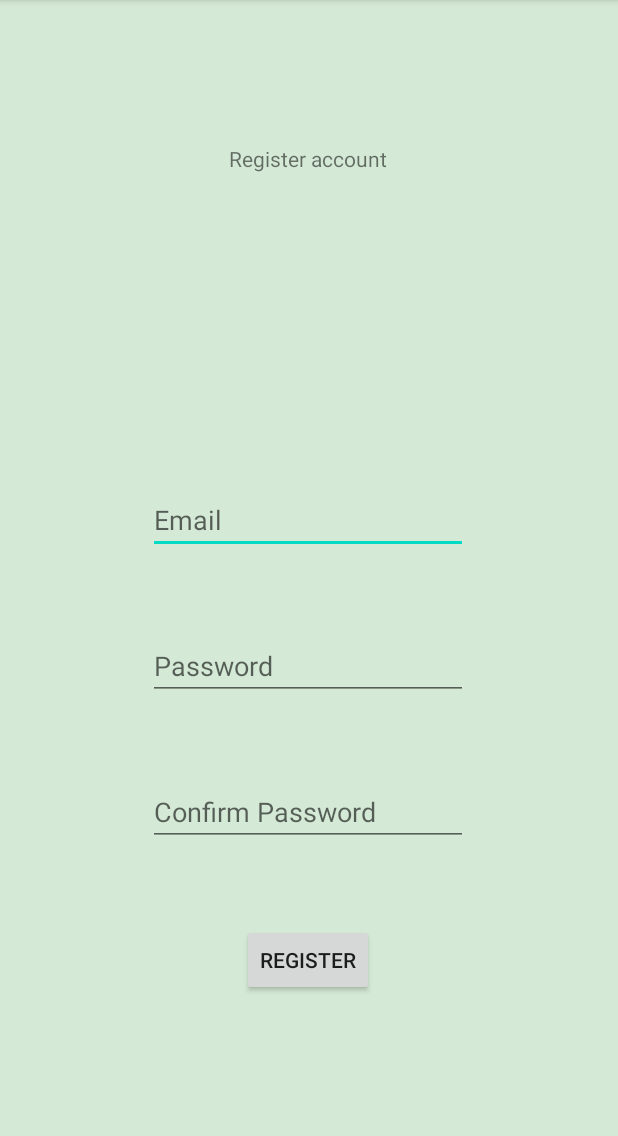
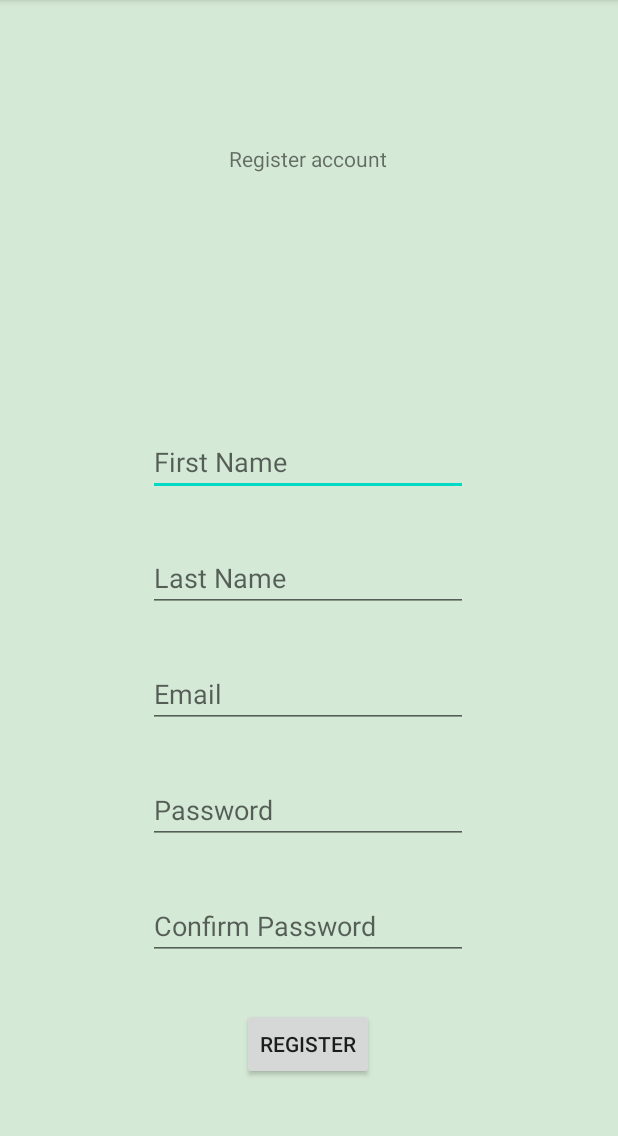
Before and after one commit to DanFoleyGit/FarmManagerHelper, an Android app: the RegisterAccountActivity screen opened directly, with no data from a screen before it, on a phone screen of 412 x 824 dp, the part 84-1220 px from its top. Run offline under Robolectric (Android 15) with nearby library versions, the phone set to English and light mode, and no system bars; our stand-ins replace Firebase (no records; nobody signed in at launch, a user with empty details on screens opened directly).

Commit message:
SignUp user complete
TODO sign in with email and password in Login.java

```diff
--- a/app/build.gradle
+++ b/app/build.gradle
@@ -35,6 +35,7 @@ dependencies {
     implementation platform('com.google.firebase:firebase-bom:29.0.3')
     implementation 'com.google.firebase:firebase-analytics'
     implementation 'com.google.firebase:firebase-auth'
+    implementation 'com.google.firebase:firebase-database'
     implementation 'com.google.android.material:material:1.4.0'
     implementation 'androidx.annotation:annotation:1.1.0'
     implementation 'androidx.lifecycle:lifecycle-extensions:2.2.0'
--- a/app/src/main/java/com/example/farmmanagerhelper/RegisterAccountActivity.java
+++ b/app/src/main/java/com/example/farmmanagerhelper/RegisterAccountActivity.java
@@ -1,11 +1,6 @@
 package com.example.farmmanagerhelper;
 
-import androidx.appcompat.app.AppCompatActivity;
-
-import android.graphics.Color;
-import android.nfc.Tag;
 import android.os.Bundle;
-import android.text.TextUtils;
 import android.util.Log;
 import android.view.View;
 import android.widget.Button;
@@ -13,15 +8,30 @@ import android.widget.EditText;
 import android.widget.TextView;
 import android.widget.Toast;
 
-import java.util.regex.Matcher;
-import java.util.regex.Pattern;
+import androidx.annotation.NonNull;
+import androidx.appcompat.app.AppCompatActivity;
+
+import com.example.farmmanagerhelper.models.User;
+import com.google.android.gms.tasks.OnCompleteListener;
+import com.google.android.gms.tasks.Task;
+import com.google.firebase.auth.AuthResult;
+import com.google.firebase.auth.FirebaseAuth;
+import com.google.firebase.auth.FirebaseUser;
+import com.google.firebase.database.DatabaseReference;
 
 public class RegisterAccountActivity extends AppCompatActivity {
+
+    //Firebase
+    private FirebaseAuth mAuth;
+    private DatabaseReference mDatabase;
 
     @Override
     protected void onCreate(Bundle savedInstanceState) {
         super.onCreate(savedInstanceState);
         setContentView(R.layout.activity_register_account);
+
+        //Firebase
+        mAuth = FirebaseAuth.getInstance();
 
         // UI components
         Button registerAccountButton = findViewById(R.id.btnRegisterAccount);
@@ -36,6 +46,22 @@ public class RegisterAccountActivity extends AppCompatActivity {
         });
     }
 
+    @Override
+    public void onStart() {
+        super.onStart();
+        // Check if user is signed in (non-null) and update UI accordingly.
+        FirebaseUser currentUser = mAuth.getCurrentUser();
+        if(currentUser != null){
+            //reload();
+
+            Toast toast = Toast.makeText(this, "User logged in already", Toast.LENGTH_SHORT);
+            toast.show();
+
+            // TODO
+            // launch main menu
+        }
+    }
+
     private void registerAccount(){
 
         // Variables
@@ -45,6 +71,8 @@ public class RegisterAccountActivity extends AppCompatActivity {
         EditText registerEmail = findViewById(R.id.txtRegisterEmail);
         EditText registerPassword = findViewById(R.id.txtRegisterAccountPassword);
         EditText registerPasswordConfirm = findViewById(R.id.txtRegisterAccountPasswordConfirm);
+        EditText registerFirstName = findViewById(R.id.txtRegisterAccountFname);
+        EditText registerLastName = findViewById(R.id.txtRegisterAccountLname);
 
         TextView errorMsg = findViewById(R.id.txtRegisterAccountErrorMsg);
 
@@ -88,8 +116,32 @@ public class RegisterAccountActivity extends AppCompatActivity {
 
             if(isValid)
             {
-                Toast toast = Toast.makeText(this, "Creating Account", Toast.LENGTH_SHORT);
-                toast.show();
+                Log.d("VALIDATION:", "success");
+
+
+                mAuth.createUserWithEmailAndPassword(registerEmail.getText().toString(), registerPassword.getText().toString())
+                        .addOnCompleteListener(this, new OnCompleteListener<AuthResult>() {
+                    @Override
+                    public void onComplete(@NonNull Task<AuthResult> task) {
+//                        Toast.makeText(RegisterAccountActivity.this, "Validation Success in onComplete",
+//                                Toast.LENGTH_SHORT).show();
+                        if (task.isSuccessful()) {
+                            // Sign in success, update UI with the signed-in user's information
+                            Log.d("", "createUserWithEmail:success");
+                            FirebaseUser user = mAuth.getCurrentUser();
+
+                            // add user to database
+                            // updateUI(user);
+                        } else {
+                            // If sign in fails, display a message to the user.
+                            Log.w("", "createUserWithEmail:failure", task.getException());
+                            Toast.makeText(RegisterAccountActivity.this, "Authentication failed.",
+                                    Toast.LENGTH_SHORT).show();
+                            // updateUI(null);
+                        }
+                    }
+                });
+
                 break;
             }
 
@@ -97,4 +149,18 @@ public class RegisterAccountActivity extends AppCompatActivity {
 
     }
 
+    private void addUserToDatabase(FirebaseUser firebaseUser,EditText registerEmail, EditText registerFirstName, EditText registerLastName) {
+
+        // create user
+        User user = new User(registerFirstName.getText().toString(),
+                registerFirstName.getText().toString(),
+                registerEmail.getText().toString());
+
+        mDatabase.child("users").child(firebaseUser.getUid()).setValue(user);
+
+        Toast toast = Toast.makeText(this, "Creating Account", Toast.LENGTH_SHORT);
+        toast.show();
+
+    }
+
 }
--- a/app/src/main/res/layout/activity_register_account.xml
+++ b/app/src/main/res/layout/activity_register_account.xml
@@ -18,11 +18,38 @@
         app:layout_constraintStart_toStartOf="parent"
         app:layout_constraintTop_toTopOf="parent" />
 
+
+
+    <EditText
+        android:id="@+id/txtRegisterAccountFname"
+        android:layout_width="wrap_content"
+        android:layout_height="wrap_content"
+        android:layout_marginBottom="32dp"
+        android:ems="10"
+        android:hint="First Name"
+        android:inputType="textPersonName"
+        app:layout_constraintBottom_toTopOf="@+id/txtRegisterAccountLname"
+        app:layout_constraintEnd_toEndOf="parent"
+        app:layout_constraintHorizontal_bias="0.497"
+        app:layout_constraintStart_toStartOf="parent" />
+    \    <EditText
+    android:id="@+id/txtRegisterAccountLname"
+    android:layout_width="wrap_content"
+    android:layout_height="wrap_content"
+    android:layout_marginBottom="32dp"
+    android:ems="10"
+    android:inputType="textPersonName"
+    android:hint="Last Name"
+    app:layout_constraintBottom_toTopOf="@+id/txtRegisterEmail"
+    app:layout_constraintEnd_toEndOf="parent"
+    app:layout_constraintHorizontal_bias="0.497"
+    app:layout_constraintStart_toStartOf="parent" />
+
     <EditText
         android:id="@+id/txtRegisterEmail"
         android:layout_width="wrap_content"
         android:layout_height="wrap_content"
-        android:layout_marginBottom="52dp"
+        android:layout_marginBottom="32dp"
         android:ems="10"
         android:hint="Email"
         android:inputType="textPersonName"
@@ -35,7 +62,7 @@
         android:id="@+id/txtRegisterAccountPassword"
         android:layout_width="wrap_content"
         android:layout_height="wrap_content"
-        android:layout_marginBottom="52dp"
+        android:layout_marginBottom="32dp"
         android:ems="10"
         android:hint="Password"
         android:inputType="textPassword"
@@ -48,7 +75,7 @@
         android:id="@+id/txtRegisterAccountPasswordConfirm"
         android:layout_width="wrap_content"
         android:layout_height="wrap_content"
-        android:layout_marginBottom="52dp"
+        android:layout_marginBottom="32dp"
         android:ems="10"
         android:hint="Confirm Password"
         android:inputType="textPassword"
@@ -61,7 +88,7 @@
         android:id="@+id/btnRegisterAccount"
         android:layout_width="wrap_content"
         android:layout_height="wrap_content"
-        android:layout_marginBottom="104dp"
+        android:layout_marginBottom="48dp"
         android:text="Register"
         app:layout_constraintBottom_toBottomOf="parent"
         app:layout_constraintEnd_toEndOf="parent"
@@ -82,4 +109,6 @@
         app:layout_constraintStart_toStartOf="parent"
         app:layout_constraintTop_toBottomOf="@+id/txtRegisterAccountPasswordConfirm"
         app:layout_constraintVertical_bias="0.117" />
+
+
 </androidx.constraintlayout.widget.ConstraintLayout>
```
Also changed, not shown: app/src/main/java/com/example/farmmanagerhelper/MainActivity.java (+13 -5 lines), app/src/main/java/com/example/farmmanagerhelper/UserServices.java (+8 -0 lines), app/src/main/java/com/example/farmmanagerhelper/models/User.java (added, +17 -0 lines), app/src/main/res/layout/activity_main.xml (+11 -0 lines).
